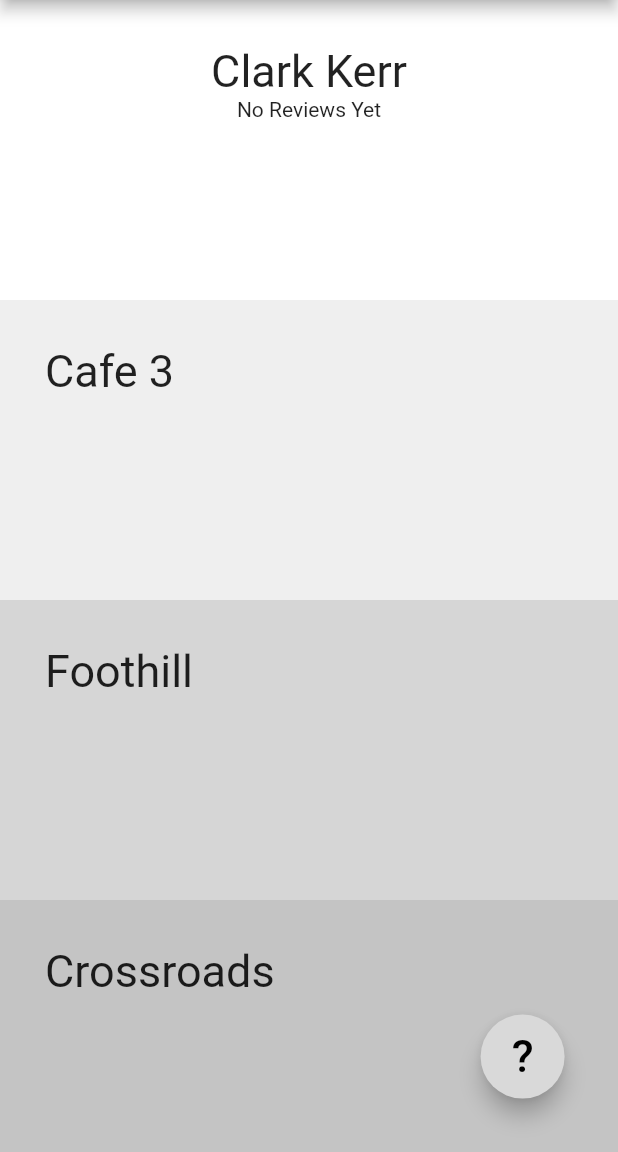
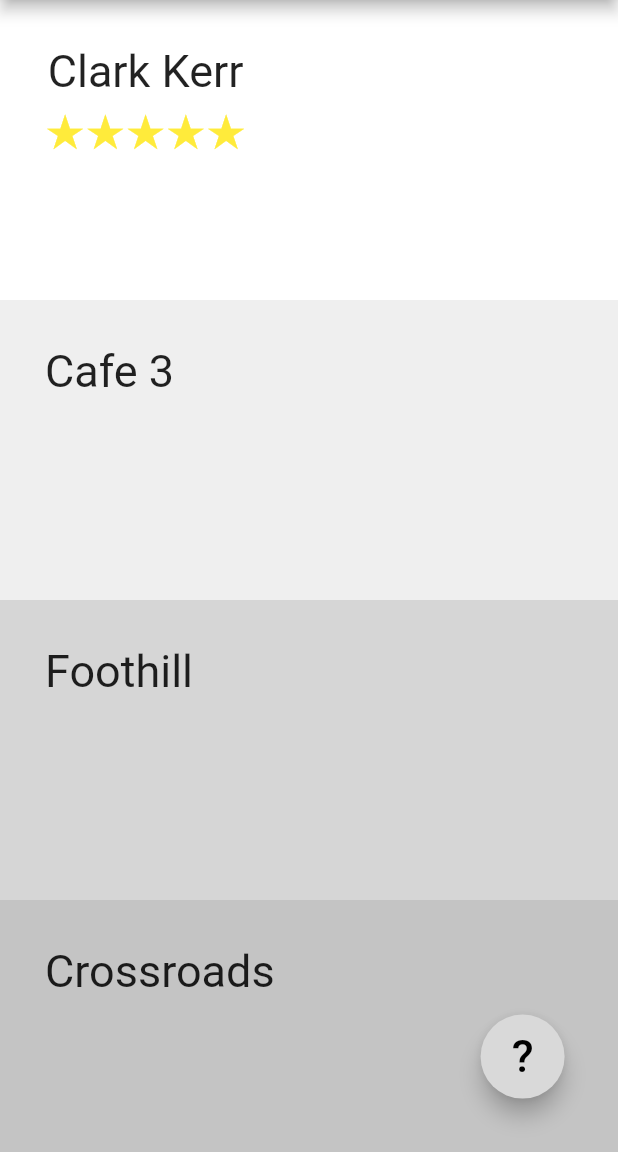
Before and after one commit to ranashreyas/FoodGrind, a Flutter app: the screen it shows after launch, on a phone screen of 412 x 824 dp, the part 84-1236 px from its top. Run offline on Flutter 3.47's test engine with Material 2 defaults, Android fonts, the light colour scheme and no system bars.

Commit message:
Stars and shit.

```diff
--- a/lib/main.dart
+++ b/lib/main.dart
@@ -14,7 +14,7 @@
   late String image;
   late double allRating;
   late List menu;
-  double dailyRating = 0;
+  double dailyRating = 5;
 
   DiningHall(this.name, this.image);
 
@@ -81,16 +81,23 @@
                 width: double.infinity,
                 color: Colors.white,
                 padding: const EdgeInsets.all(30),
+                child: Align(
+                  alignment: const Alignment(-1, 0),
                   child: Column(
                     children: [
                       Text(
                         halls[0].name,
                         style: const TextStyle(fontSize: buttonFontSize),
                       ),
-                    Text((halls[0].dailyRating > 0)
-                        ? stars[halls[0].dailyRating.round()]
-                        : 'No Reviews Yet'),
+                      Text(
+                        (halls[0].dailyRating > 0)
+                            ? stars[halls[0].dailyRating.round() - 1]
+                            : 'No Reviews Yet',
+                        style: const TextStyle(
+                            color: Colors.yellow, fontSize: buttonFontSize),
+                      ),
                     ],
+                  ),
                 ),
               ),
             ),
@@ -199,21 +206,19 @@
         title: const Text("Help Route"),
         backgroundColor: const Color(0xFF2F80EC),
       ),
-        body: Center(
-          child: Container(
-            margin: EdgeInsets.only(left: 40, top:0, right: 40, bottom:600),
+      // body: Center(
+      //   child: Container(
+      //     margin: EdgeInsets.only(left: 40, top:0, right: 40, bottom:600),
 
-            child: Text('About us, this app was created by berkely students who are to lazy to look up the menu at every dining hall to see whats not shit. It was created by Nihal Boina, Jameson Crate, and Jorge-Luis Gonzalez',
-                        style: TextStyle(fontSize: 18))
+      //     child: Text('About us, this app was created by berkely students who are to lazy to look up the menu at every dining hall to see whats not shit. It was created by Nihal Boina, Jameson Crate, and Jorge-Luis Gonzalez',
+      //                 style: TextStyle(fontSize: 18))
 
-            ),
-          )
+      //     ),
+      //   )
 
+      //     //style: const TextStyle(fontSize: buttonFontSize),
 
-            //style: const TextStyle(fontSize: buttonFontSize),
-
-        )
+      // )
     );
   }
-
 }
```
Lines whose indentation alone changed are shown as unchanged.
